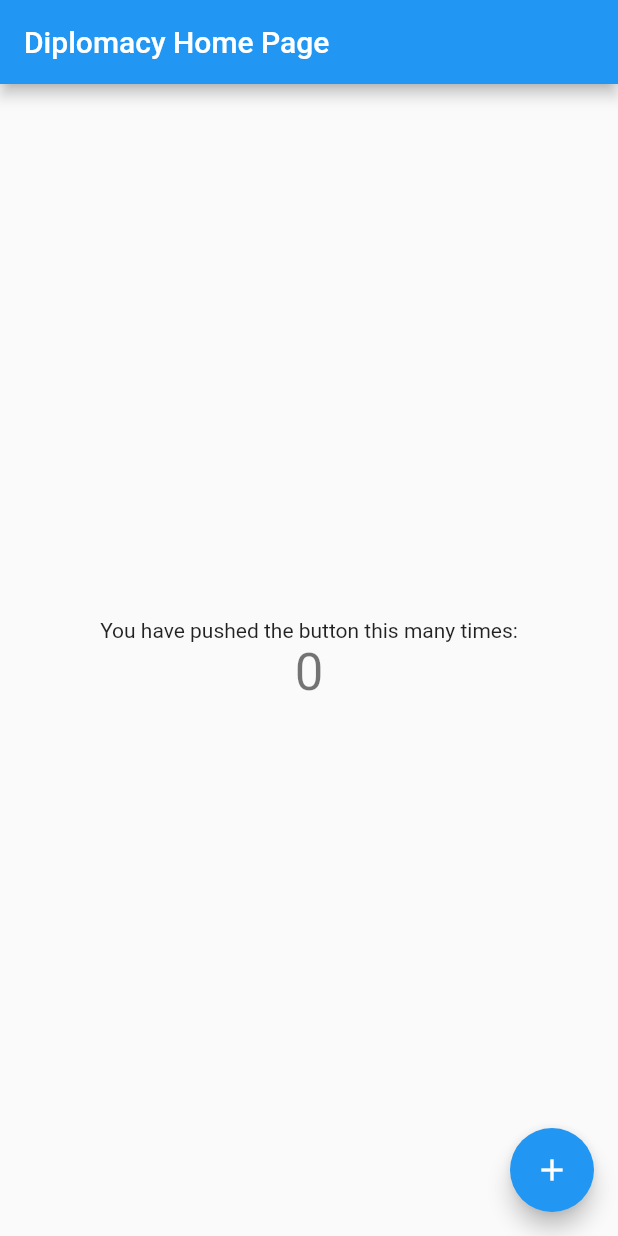
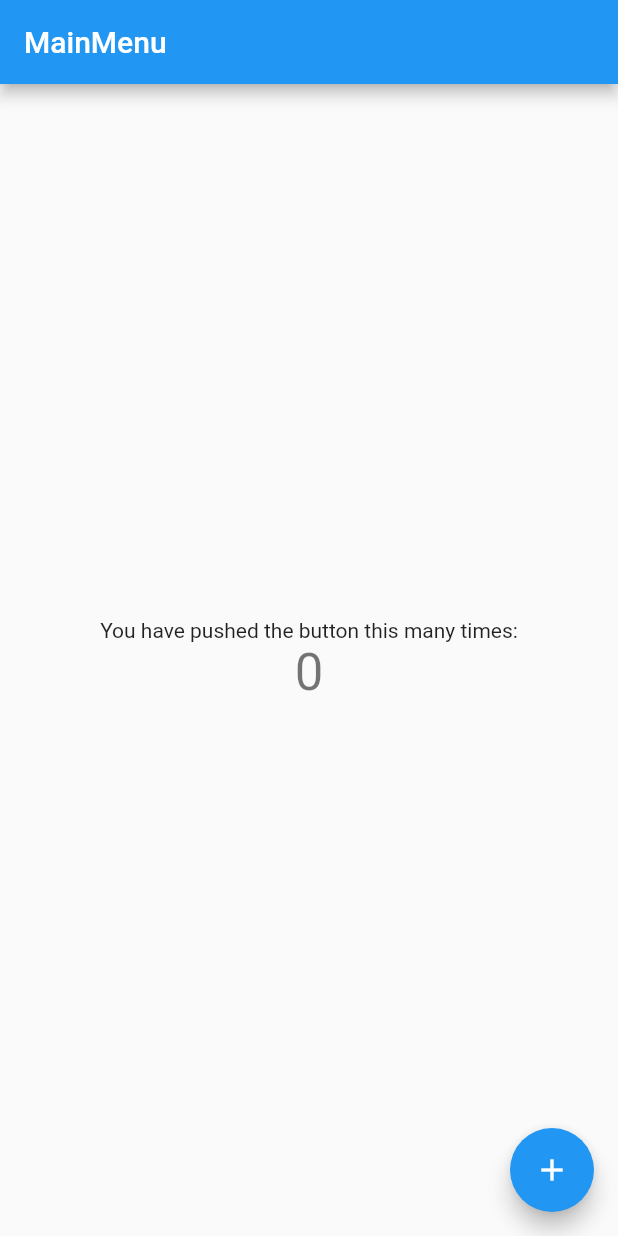
Before and after one commit to CPTR450-Diplomacy/frontend, a Flutter app: the screen it shows after launch, on a phone screen of 412 x 824 dp. Run offline on Flutter 3.47's test engine with Material 2 defaults, Android fonts, the phone set to English and light mode, and no system bars.

Commit message:
first test

```diff
--- a/lib/main.dart
+++ b/lib/main.dart
@@ -24,7 +24,7 @@ class MyApp extends StatelessWidget {
         // is not restarted.
         primarySwatch: Colors.blue,
       ),
-      home: const MyHomePage(title: 'Diplomacy Home Page'),
+      home: const MyHomePage(title: 'MainMenu'),
     );
   }
 }
```
